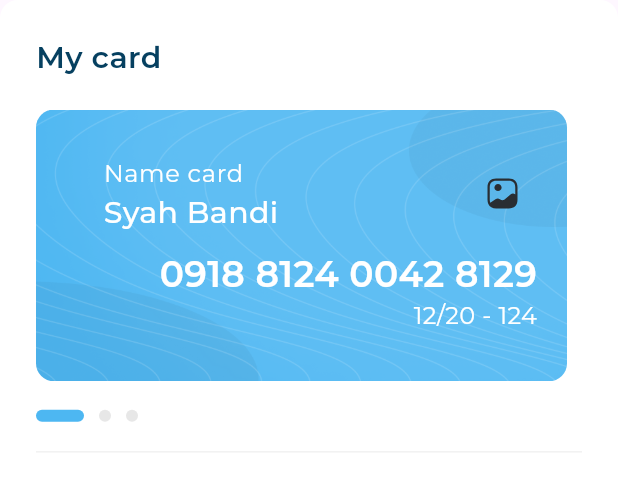
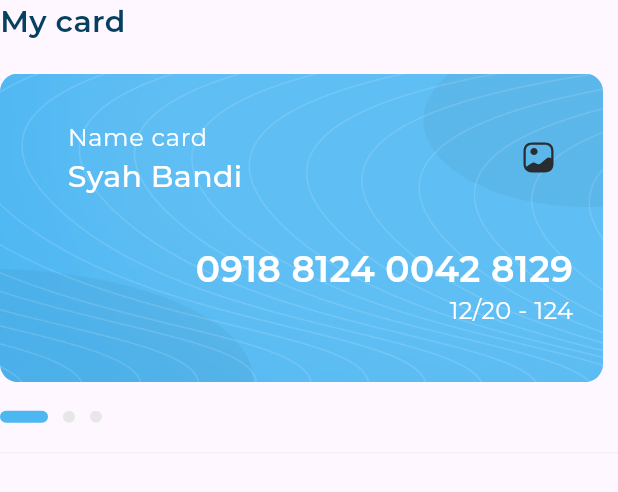
Before and after one commit to Mafdysaad/responsive_dash_borad, a Flutter app: the MycardSection widget shown alone on an empty page, opened directly, on a phone screen of 412 x 824 dp. Shown: the top 492 px of the screen. Run offline on Flutter 3.47's test engine with Material 3 defaults, Android fonts, the phone set to English and light mode, and no system bars; drawn by our look-alikes of expandable_page_view; our stand-ins replace flutter_svg; project files that could hold a hidden picture were left out.

Commit message:
transaction_section_done

```diff
--- a/lib/widget/desktop/Right_section/mycard_section.dart
+++ /dev/null
@@ -1,53 +0,0 @@
-import 'package:flutter/cupertino.dart';
-import 'package:flutter/material.dart';
-import 'package:responsive_dashboard/utils/fontstyle.dart';
-import 'package:responsive_dashboard/widget/custom_background.dart';
-import 'package:responsive_dashboard/widget/desktop/Right_section/mycard_section/dotes.dart';
-import 'package:responsive_dashboard/widget/desktop/Right_section/mycard_section/dots_indicator.dart';
-import 'package:responsive_dashboard/widget/desktop/Right_section/mycard_section/pageview.dart';
-
-class MycardSection extends StatefulWidget {
-  MycardSection({super.key});
-
-  @override
-  State<MycardSection> createState() => _MycardSectionState();
-}
-
-class _MycardSectionState extends State<MycardSection> {
-  PageController pageviewcontroller = PageController();
-  int currentpageIndex = 0;
-  @override
-  void initState() {
-    pageviewcontroller.addListener(() {
-      currentpageIndex = pageviewcontroller.page!.round();
-      setState(() {});
-    });
-    super.initState();
-  }
-
-  @override
-  Widget build(BuildContext context) {
-    return Custom_background(
-        padding: 24,
-        child: Column(
-          crossAxisAlignment: CrossAxisAlignment.start,
-          children: [
-            Text('My card', style: Fontstyle.Montserrat_SemiBold20),
-            const SizedBox(
-              height: 20,
-            ),
-            pageView(
-              pageview: pageviewcontroller,
-            ),
-            const SizedBox(
-              height: 19,
-            ),
-            DotsIndicator(currentpageIndex: currentpageIndex),
-            const Divider(
-              height: 40,
-              color: Color(0xffF1F1F1),
-            )
-          ],
-        ));
-  }
-}
--- /dev/null
+++ b/lib/widget/desktop/Right_section/mycard_section/mycard_section.dart
@@ -0,0 +1,51 @@
+import 'package:flutter/cupertino.dart';
+import 'package:flutter/material.dart';
+import 'package:responsive_dashboard/utils/fontstyle.dart';
+import 'package:responsive_dashboard/widget/custom_background.dart';
+import 'package:responsive_dashboard/widget/desktop/Right_section/mycard_section/widget/dotes.dart';
+import 'package:responsive_dashboard/widget/desktop/Right_section/mycard_section/widget/dots_indicator.dart';
+import 'package:responsive_dashboard/widget/desktop/Right_section/mycard_section/widget/pageview.dart';
+
+class MycardSection extends StatefulWidget {
+  MycardSection({super.key});
+
+  @override
+  State<MycardSection> createState() => _MycardSectionState();
+}
+
+class _MycardSectionState extends State<MycardSection> {
+  PageController pageviewcontroller = PageController();
+  int currentpageIndex = 0;
+  @override
+  void initState() {
+    pageviewcontroller.addListener(() {
+      currentpageIndex = pageviewcontroller.page!.round();
+      setState(() {});
+    });
+    super.initState();
+  }
+
+  @override
+  Widget build(BuildContext context) {
+    return Column(
+      crossAxisAlignment: CrossAxisAlignment.start,
+      children: [
+        Text('My card', style: Fontstyle.Montserrat_SemiBold20),
+        const SizedBox(
+          height: 20,
+        ),
+        pageView(
+          pageview: pageviewcontroller,
+        ),
+        const SizedBox(
+          height: 19,
+        ),
+        DotsIndicator(currentpageIndex: currentpageIndex),
+        const Divider(
+          height: 40,
+          color: Color(0xffF1F1F1),
+        )
+      ],
+    );
+  }
+}
--- a/lib/widget/desktop/Right_section/mycard_section/dots_indicator.dart
+++ b/lib/widget/desktop/Right_section/mycard_section/widget/dots_indicator.dart
@@ -1,5 +1,5 @@
 import 'package:flutter/cupertino.dart';
-import 'package:responsive_dashboard/widget/desktop/Right_section/mycard_section/dotes.dart';
+import 'package:responsive_dashboard/widget/desktop/Right_section/mycard_section/widget/dotes.dart';
 
 class DotsIndicator extends StatelessWidget {
   const DotsIndicator({super.key, required this.currentpageIndex});
--- a/lib/widget/desktop/Right_section/mycard_section/pageview.dart
+++ b/lib/widget/desktop/Right_section/mycard_section/widget/pageview.dart
@@ -1,6 +1,6 @@
 import 'package:expandable_page_view/expandable_page_view.dart';
 import 'package:flutter/cupertino.dart';
-import 'package:responsive_dashboard/widget/desktop/Right_section/mycard_section/mycard.dart';
+import 'package:responsive_dashboard/widget/desktop/Right_section/mycard_section/widget/mycard.dart';
 
 class pageView extends StatelessWidget {
   const pageView({super.key, required this.pageview});
```
Also changed, not shown: lib/model/Transaction _Historym.dart (added, +9 -0 lines), lib/widget/desctop_layout.dart (+6 -5 lines), lib/widget/desktop/Right_section/Right_section.dart (added, +18 -0 lines), lib/widget/desktop/Right_section/Transaction_section/transaction_section.dart (added, +29 -0 lines), lib/widget/desktop/Right_section/Transaction_section/widget/transaction_header.dart (added, +19 -0 lines), lib/widget/desktop/Right_section/Transaction_section/widget/transaction_item.dart (added, +33 -0 lines), lib/widget/desktop/Right_section/Transaction_section/widget/transaction_list_view.dart (added, +33 -0 lines), lib/widget/desktop/Right_section/mycard_section/widget/dotes.dart (renamed from lib/widget/desktop/Right_section/mycard_section/dotes.dart), lib/widget/desktop/Right_section/mycard_section/widget/mycard.dart (renamed from lib/widget/desktop/Right_section/mycard_section/mycard.dart).
